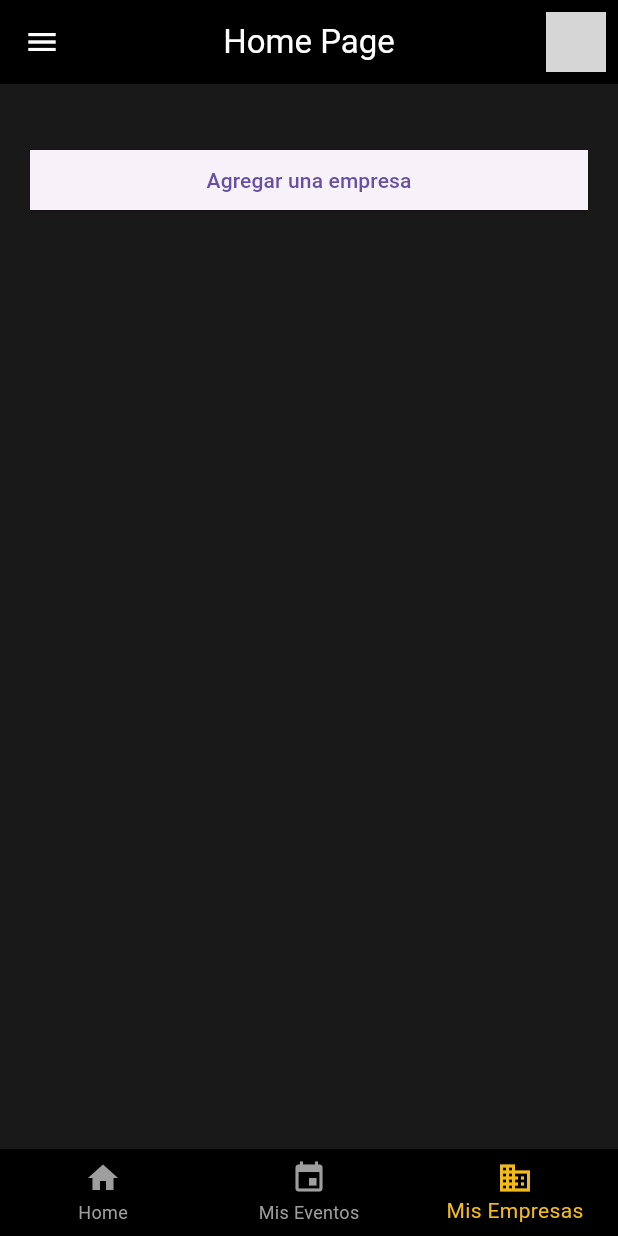
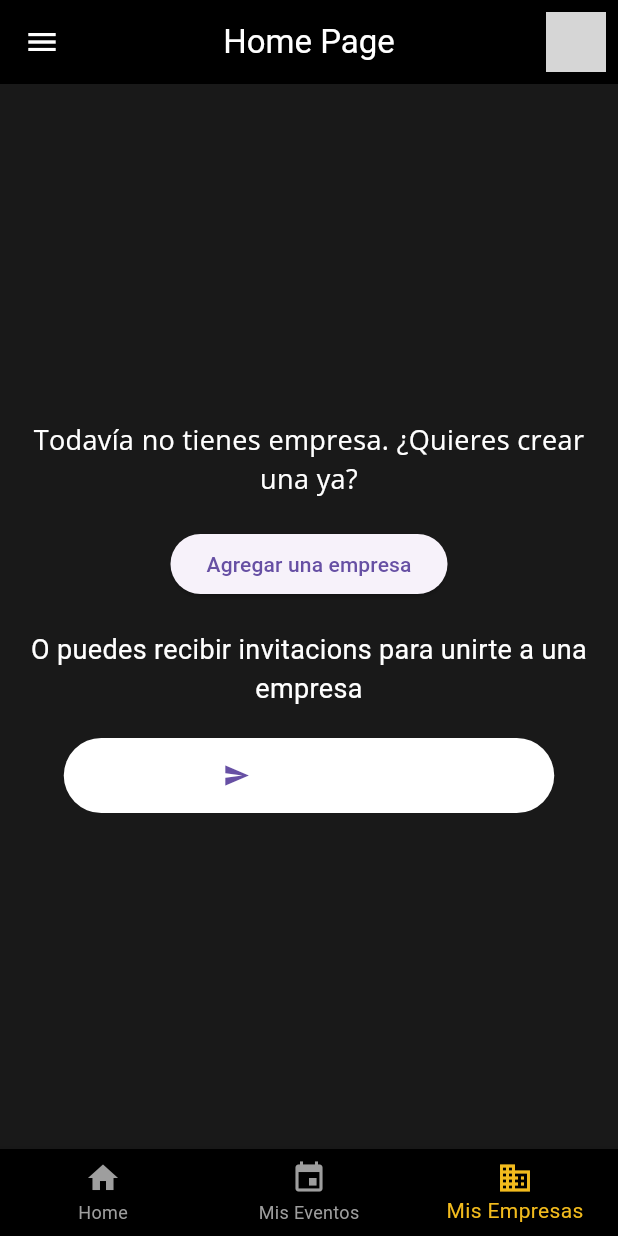
Before and after one commit to fededellavalle/listify, a Flutter app: the NavigationPage screen opened directly, in the side drawer, after a tap on "Invitaciones", on a phone screen of 412 x 824 dp. Run offline on Flutter 3.47's test engine with Material 3 defaults, Android fonts, the phone set to English and light mode, and no system bars; our stand-ins replace cloud_firestore, device_preview, firebase_auth, firebase_core, firebase_storage, google_fonts and 3 more; accounts and stored records are empty; network calls fail; grey boxes are pictures that could not be loaded.

```diff
--- a/lib/home/company.dart
+++ b/lib/home/company.dart
@@ -1,5 +1,8 @@
 import 'package:flutter/material.dart';
 import 'package:cloud_firestore/cloud_firestore.dart';
+import 'package:google_fonts/google_fonts.dart';
+import '../styles/button.dart';
+import '../styles/color.dart';
 
 class CompanyPage extends StatelessWidget {
   final String? uid;
@@ -42,23 +45,78 @@ class CompanyPage extends StatelessWidget {
         } else {
           List<Map<String, dynamic>> companies = snapshot.data ?? [];
 
+          if (companies.isEmpty) {
+            return Center(
+              child: Column(
+                mainAxisAlignment: MainAxisAlignment.center,
+                children: [
+                  Padding(
+                    padding: const EdgeInsets.symmetric(horizontal: 20.0),
+                    child: Text(
+                      style: GoogleFonts.openSans(
+                        fontSize: 18,
+                        color: Colors.white,
+                      ),
+                      'Todavía no tienes empresa. ¿Quieres crear una ya?',
+                      textAlign: TextAlign.center,
+                    ),
+                  ),
+                  SizedBox(height: 20),
+                  ElevatedButton(
+                    onPressed: () {
+                      _showAddCompanyDialog(context);
+                    },
+                    child: Text(
+                      'Agregar una empresa',
+                    ),
+                  ),
+                  SizedBox(height: 20),
+                  Padding(
+                    padding: const EdgeInsets.symmetric(horizontal: 20.0),
+                    child: Text(
+                      style: GoogleFonts.roboto(
+                        fontSize: 18,
+                        color: Colors.white,
+                      ),
+                      'O puedes recibir invitacions para unirte a una empresa',
+                      textAlign: TextAlign.center,
+                    ),
+                  ),
+                  SizedBox(height: 20),
+                  ElevatedButton.icon(
+                    style: buttonPrimary,
+                    onPressed: () {
+                      _showAddCompanyDialog(context);
+                    },
+                    label: Text(
+                      'Invitaciones',
+                      style: GoogleFonts.openSans(
+                        color: white,
+                      ),
+                    ),
+                    icon: const Icon(Icons.send),
+                  ),
+                ],
+              ),
+            );
+          }
+
           return ListView(
-            padding: EdgeInsets.all(20), // Añadir espacio alrededor de la lista
+            padding: EdgeInsets.all(20),
             children: [
-              // Mostrar cada empresa en la lista
               for (var companyData in companies) ...[
                 SizedBox(height: 20),
-                // Botón rectangular con el nombre de la empresa y el tipo
                 SizedBox(
-                  width: double.infinity, // Ocupar todo el ancho disponible
+                  width: double.infinity,
                   child: ElevatedButton(
                     onPressed: () {
                       // Acción al presionar el botón (si es necesario)
                     },
                     style: ElevatedButton.styleFrom(
-                      padding: EdgeInsets.symmetric(vertical: 20, horizontal: 40),
+                      padding:
+                          EdgeInsets.symmetric(vertical: 20, horizontal: 40),
                       shape: RoundedRectangleBorder(
-                        borderRadius: BorderRadius.zero, // Sin radio de borde
+                        borderRadius: BorderRadius.zero,
                       ),
                     ),
                     child: Column(
@@ -77,21 +135,25 @@ class CompanyPage extends StatelessWidget {
                   ),
                 ),
               ],
-              // Botón para agregar una nueva empresa
               SizedBox(height: 20),
               SizedBox(
-                width: double.infinity, // Ocupar todo el ancho disponible
+                width: double.infinity,
                 child: ElevatedButton(
                   onPressed: () {
-                    // Acción al presionar el botón para agregar una empresa
                     _showAddCompanyDialog(context);
                   },
                   style: ElevatedButton.styleFrom(
+                    backgroundColor: Color.fromARGB(255, 242, 187, 29),
                     shape: RoundedRectangleBorder(
-                      borderRadius: BorderRadius.zero, // Sin radio de borde
+                      borderRadius: BorderRadius.zero,
                     ),
                   ),
-                  child: Text('Agregar una empresa'),
+                  child: Text(
+                    'Agregar una empresa',
+                    style: TextStyle(
+                      color: Colors.black,
+                    ),
+                  ),
                 ),
               ),
             ],
@@ -100,9 +162,6 @@ class CompanyPage extends StatelessWidget {
       },
     );
   }
-
-
-
 
   // Función para mostrar un diálogo para agregar una nueva empresa
   void _showAddCompanyDialog(BuildContext context) {
@@ -143,15 +202,20 @@ class CompanyPage extends StatelessWidget {
                 String companyType = typeController.text.trim();
                 String ownerUid = uid ?? '';
 
-                if (companyName.isNotEmpty && companyType.isNotEmpty && ownerUid.isNotEmpty) {
+                if (companyName.isNotEmpty &&
+                    companyType.isNotEmpty &&
+                    ownerUid.isNotEmpty) {
                   try {
-                    await FirebaseFirestore.instance.collection('companies').add({
+                    await FirebaseFirestore.instance
+                        .collection('companies')
+                        .add({
                       'name': companyName,
                       'type': companyType,
                       'ownerUid': ownerUid,
                     });
 
-                    Navigator.pop(context); // Cerrar el diálogo después de agregar la empresa
+                    Navigator.pop(
+                        context); // Cerrar el diálogo después de agregar la empresa
                   } catch (e) {
                     print('Error adding company: $e');
                     // Manejar el error si ocurriera al agregar la empresa
--- a/lib/main.dart
+++ b/lib/main.dart
@@ -30,9 +30,6 @@ class MyApp extends StatelessWidget {
   }
 }
 
-
-
-
 Future<void> initializeFirebase() async {
   await Firebase.initializeApp(
     options: DefaultFirebaseOptions.currentPlatform,
--- /dev/null
+++ b/lib/styles/button.dart
@@ -0,0 +1,13 @@
+import 'package:flutter/material.dart';
+import 'color.dart';
+
+final ButtonStyle buttonPrimary = ElevatedButton.styleFrom(
+  minimumSize: Size(327, 50),
+  backgroundColor: white, // Usa orange como color de fondo
+  elevation: 0,
+  shape: const RoundedRectangleBorder(
+    borderRadius: BorderRadius.all(
+      Radius.circular(50),
+    ),
+  ),
+);
--- /dev/null
+++ b/lib/styles/color.dart
@@ -0,0 +1,10 @@
+import 'package:flutter/material.dart';
+
+Color blackPrimary = Color(0xff212131);
+Color black = Color(0xff09050D);
+Color grey = Color(0xffCBCCD5);
+Color orange = Color(0xffFF915E);
+Color white = Color(0xffffffff);
+Color purple = Color(0xff613FE5);
+Color softPurple = Color(0xffD0C3FF);
+Color yellowPrimary = Color.fromARGB(255, 242, 187, 29);
--- a/pubspec.yaml
+++ b/pubspec.yaml
@@ -2,7 +2,7 @@ name: app_listas
 description: "A new Flutter project."
 # The following line prevents the package from being accidentally published to
 # pub.dev using `flutter pub publish`. This is preferred for private packages.
-publish_to: 'none' # Remove this line if you wish to publish to pub.dev
+publish_to: "none" # Remove this line if you wish to publish to pub.dev
 
 # The following defines the version and build number for your application.
 # A version number is three numbers separated by dots, like 1.2.43
@@ -19,7 +19,7 @@ publish_to: 'none' # Remove this line if you wish to publish to pub.dev
 version: 1.0.0+1
 
 environment:
-  sdk: '>=3.3.0 <4.0.0'
+  sdk: ">=3.3.0 <4.0.0"
 
 # Dependencies specify other packages that your package needs in order to work.
 # To automatically upgrade your package dependencies to the latest versions
@@ -40,6 +40,7 @@ dependencies:
   firebase_storage:
   google_sign_in:
   shared_preferences:
+  google_fonts:
   # The following adds the Cupertino Icons font to your application.
   # Use with the CupertinoIcons class for iOS style icons.
   cupertino_icons: ^1.0.6
```
Also changed, not shown: lib/login/login.dart (+59 -42 lines), lib/login/login2.dart (added, +119 -0 lines), pubspec.lock, 1 other file.
